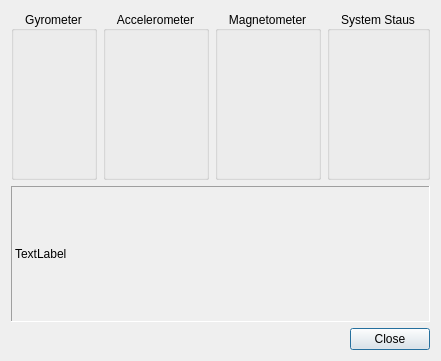
L1cardo/HeadTracker_CN, file gui/src/calibratebno.ui: the form before one commit.
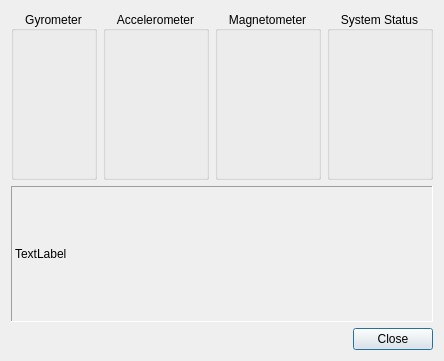
The form after the commit. Icons and pictures are not drawn. Custom widgets are drawn as their Qt base class.

Patch:
```diff
--- a/gui/src/calibratebno.ui
+++ b/gui/src/calibratebno.ui
@@ -334,7 +334,7 @@
         </sizepolicy>
        </property>
        <property name="title">
-        <string>System Staus</string>
+        <string>System Status</string>
        </property>
        <property name="alignment">
         <set>Qt::AlignCenter</set>
```
Left out of the diff: 54 changed lines with no effect on the pictures.
